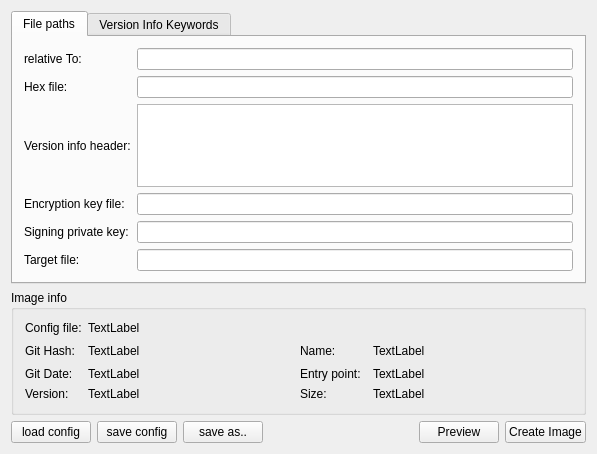
This is imageCreator/project/src/mainwindow.ui in Crystal-Photonics/crystalBoot as Qt 5 draws it before an edit. The edited form follows.
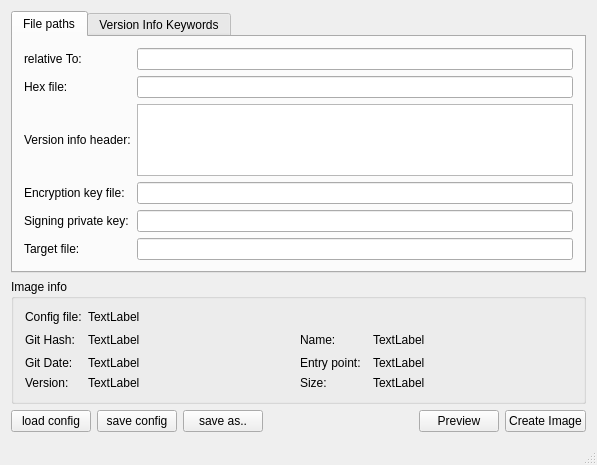
This is the edited form.

```diff
--- a/imageCreator/project/src/mainwindow.ui
+++ b/imageCreator/project/src/mainwindow.ui
@@ -382,6 +382,7 @@
     </rect>
    </property>
   </widget>
+  <widget class="QStatusBar" name="statusBar"/>
  </widget>
  <layoutdefault spacing="6" margin="11"/>
  <resources/>
```
